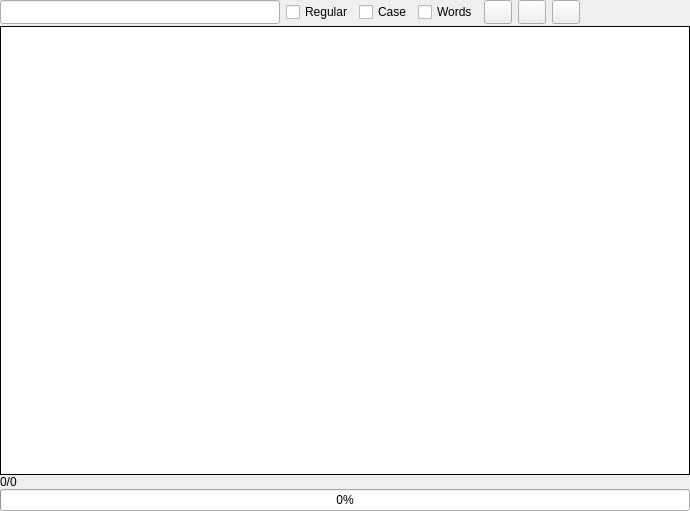
Before: the Qt Designer form src/Layout/widgetTracerList.ui in WeizhongLiang/AndroidBoyPublic, drawn with Qt 5.
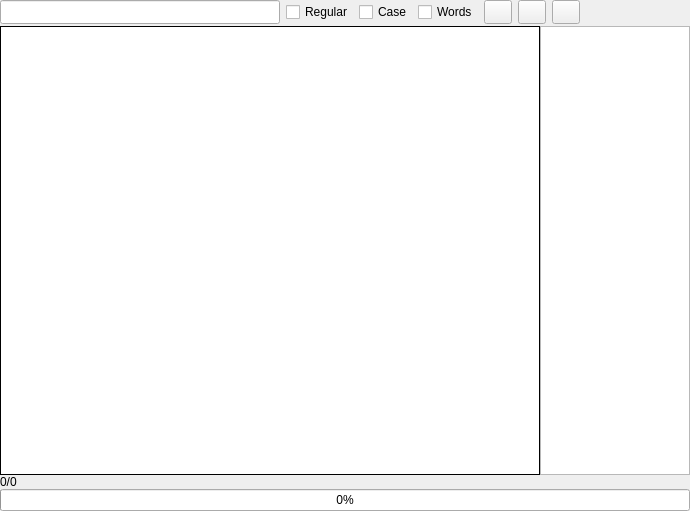
After: the same form once the commit is applied. Icons and pictures are not drawn.

Commit message: change layout for trace log detail. add important message list for tracer widget. (only Uncaught exception!!! now)

What changed in the file:
```diff
--- a/src/Layout/widgetTracerList.ui
+++ b/src/Layout/widgetTracerList.ui
@@ -254,6 +254,20 @@
       </layout>
      </item>
      <item>
+      <layout class="QHBoxLayout" name="horizontalLayout">
+       <property name="leftMargin">
+        <number>0</number>
+       </property>
+       <property name="topMargin">
+        <number>0</number>
+       </property>
+       <property name="rightMargin">
+        <number>0</number>
+       </property>
+       <property name="bottomMargin">
+        <number>0</number>
+       </property>
+       <item>
       <widget class="QListWidget" name="listTrace">
        <property name="font">
         <font>
@@ -271,6 +285,30 @@
         <enum>QAbstractItemView::ContiguousSelection</enum>
        </property>
       </widget>
+       </item>
+       <item>
+        <widget class="QListWidget" name="listImportant">
+         <property name="sizePolicy">
+          <sizepolicy hsizetype="Fixed" vsizetype="Expanding">
+           <horstretch>0</horstretch>
+           <verstretch>0</verstretch>
+          </sizepolicy>
+         </property>
+         <property name="minimumSize">
+          <size>
+           <width>150</width>
+           <height>0</height>
+          </size>
+         </property>
+         <property name="maximumSize">
+          <size>
+           <width>150</width>
+           <height>16777215</height>
+          </size>
+         </property>
+        </widget>
+       </item>
+      </layout>
      </item>
      <item>
       <widget class="QLabel" name="lbStatus">
```
Lines whose indentation alone changed are shown as unchanged. The commit also changes 6 other files.
